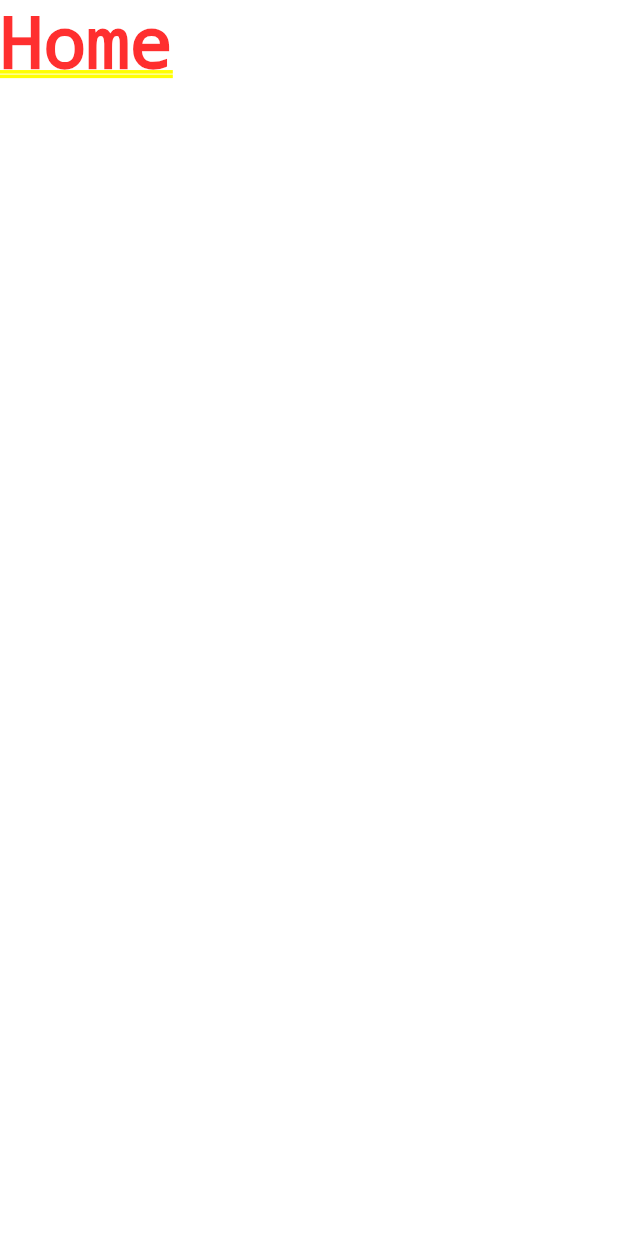
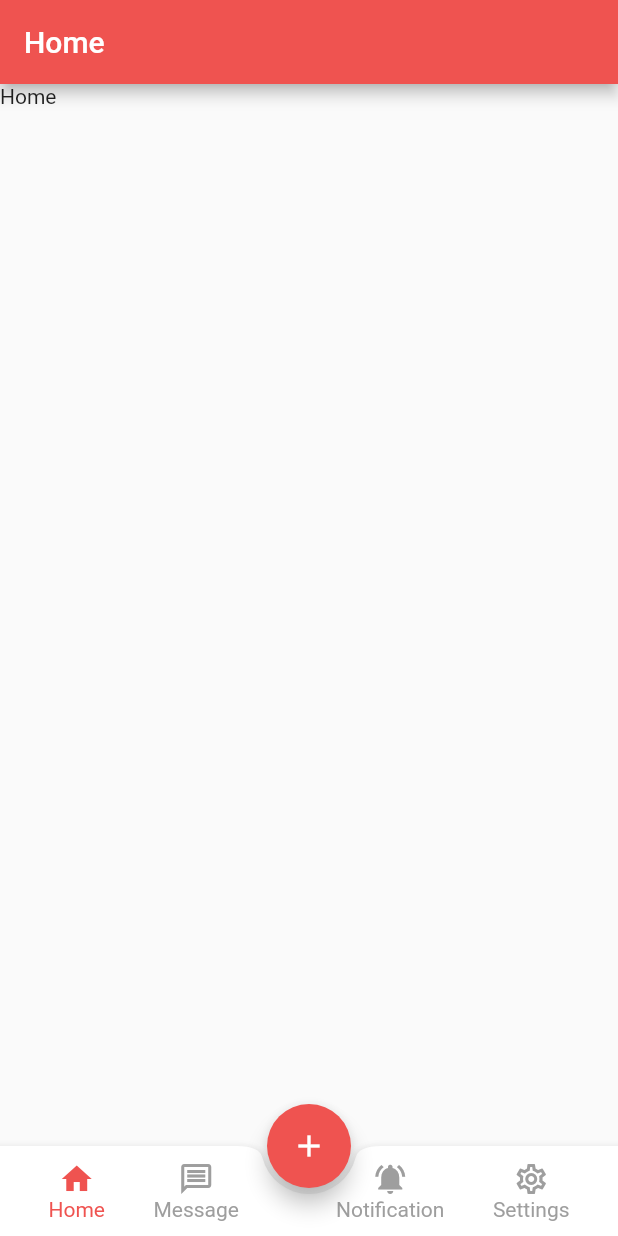
Before and after one commit to RockNav24/Flutter-Components, a Flutter app: the screen it shows after launch, on a phone screen of 412 x 824 dp. Run offline on Flutter 3.47's test engine with Material 2 defaults, Android fonts, the phone set to English and light mode, and no system bars.

Commit message:
added Custom Navigation bar using BottomApBar

```diff
--- /dev/null
+++ b/lib/components/navbar.dart
@@ -0,0 +1,65 @@
+import 'package:flutter/material.dart';
+
+class CustomNavbar extends StatefulWidget {
+  static int selectedIndex = 0;
+  CustomNavbar({Key key}) : super(key: key);
+
+  @override
+  _CustomNavbarState createState() => _CustomNavbarState();
+}
+
+class _CustomNavbarState extends State<CustomNavbar> {
+  Widget navBarButton(
+    IconData iconData,
+    String text,
+    int indexNum,
+  ) {
+    return InkWell(
+      onTap: () {
+        setState(() {
+          CustomNavbar.selectedIndex = indexNum;
+        });
+      },
+      child: Column(
+        mainAxisAlignment: MainAxisAlignment.center,
+        children: [
+          Icon(
+            iconData,
+            color: CustomNavbar.selectedIndex == indexNum
+                ? Colors.red[400]
+                : Colors.grey,
+          ),
+          Text(
+            text,
+            style: TextStyle(
+              color: CustomNavbar.selectedIndex == indexNum
+                  ? Colors.red[400]
+                  : Colors.grey,
+            ),
+          ),
+        ],
+      ),
+    );
+  }
+
+  @override
+  Widget build(BuildContext context) {
+    return BottomAppBar(
+      shape: CircularNotchedRectangle(),
+      elevation: 5,
+      child: Container(
+        height: 60,
+        child: Row(
+          mainAxisAlignment: MainAxisAlignment.spaceEvenly,
+          children: [
+            navBarButton(Icons.home, "Home", 0),
+            navBarButton(Icons.message_outlined, "Message", 1),
+            SizedBox(),
+            navBarButton(Icons.notifications_active, "Notification", 2),
+            navBarButton(Icons.settings_outlined, "Settings", 3),
+          ],
+        ),
+      ),
+    );
+  }
+}
--- a/lib/home.dart
+++ b/lib/home.dart
@@ -1,3 +1,8 @@
+import 'package:components/components/navbar.dart';
+import 'package:components/screens/home_screen.dart';
+import 'package:components/screens/message_screen.dart';
+import 'package:components/screens/notification.dart';
+import 'package:components/screens/settings.dart';
 import 'package:flutter/material.dart';
 
 class Home extends StatefulWidget {
@@ -10,8 +15,22 @@ class Home extends StatefulWidget {
 class _HomeState extends State<Home> {
   @override
   Widget build(BuildContext context) {
-    return Container(
-      child: Text("Home"),
+    List screens = [
+      HomeScreen(),
+      MessageScreen(),
+      NotificationScreen(),
+      SettingsScreen(),
+    ];
+    return Scaffold(
+      body: screens[CustomNavbar.selectedIndex],
+      floatingActionButton: FloatingActionButton(
+        child: Icon(Icons.add),
+        onPressed: () {
+          setState(() {});
+        },
+      ),
+      floatingActionButtonLocation: FloatingActionButtonLocation.centerDocked,
+      bottomNavigationBar: CustomNavbar(),
     );
   }
 }
--- a/lib/my_app.dart
+++ b/lib/my_app.dart
@@ -7,6 +7,10 @@ class MyApp extends StatelessWidget {
   @override
   Widget build(BuildContext context) {
     return MaterialApp(
+      theme: ThemeData(
+        primaryColor: Colors.red[400],
+        accentColor: Colors.red[400],
+      ),
       debugShowCheckedModeBanner: false,
       home: Home(),
     );
--- /dev/null
+++ b/lib/screens/home_screen.dart
@@ -0,0 +1,22 @@
+import 'package:flutter/material.dart';
+
+class HomeScreen extends StatefulWidget {
+  HomeScreen({Key key}) : super(key: key);
+
+  @override
+  _HomeScreenState createState() => _HomeScreenState();
+}
+
+class _HomeScreenState extends State<HomeScreen> {
+  @override
+  Widget build(BuildContext context) {
+    return Scaffold(
+      appBar: AppBar(
+        title: Text("Home"),
+      ),
+      body: Container(
+        child: Text("Home"),
+      ),
+    );
+  }
+}
```
Also changed, not shown: lib/screens/message_screen.dart (added, +22 -0 lines), lib/screens/notification.dart (added, +17 -0 lines), lib/screens/settings.dart (added, +17 -0 lines).
